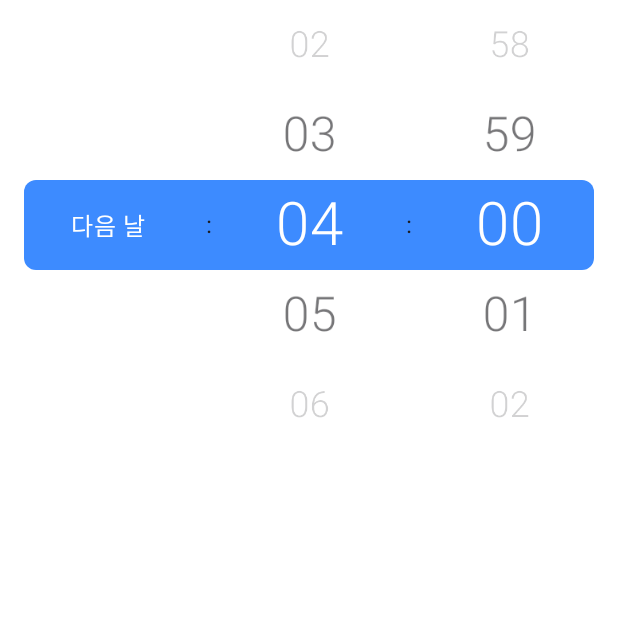
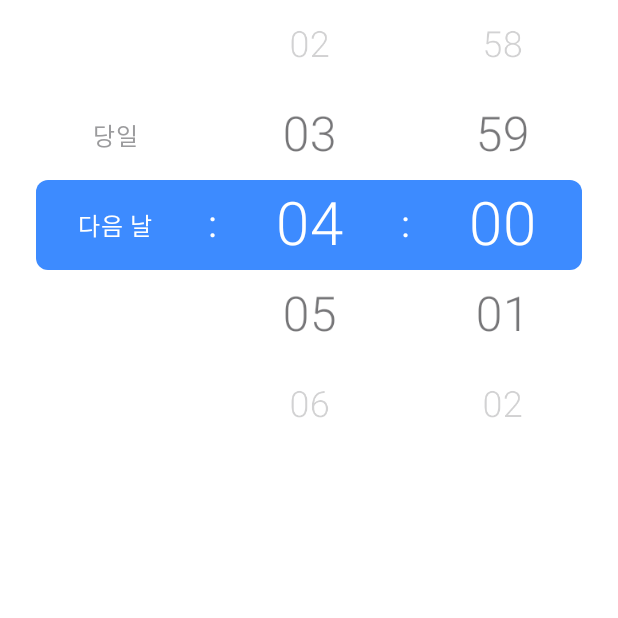
Before and after one commit to snupinel/Dialock-Android, an Android app built with Jetpack Compose: the composable MyTimePicker shown on its own in the app's theme, scrolled down 210 dp, on a phone screen of 412 x 824 dp, the top half of it. Run offline under Robolectric (Android 15) with nearby library versions, the phone set to English and light mode, and no system bars; our stand-ins replace Dagger/Hilt's generated code.

Commit message:
일단 저장 2

```diff
--- a/app/src/main/java/com/example/dailysummary/MainActivity.kt
+++ b/app/src/main/java/com/example/dailysummary/MainActivity.kt
@@ -54,7 +54,6 @@ class MainActivity : ComponentActivity() {
         super.onCreate(savedInstanceState)
         setContent {
             DailySummaryTheme{
-                SideEffect {
                 window?.let {
                     WindowCompat.setDecorFitsSystemWindows(it, false) // ✅ 시스템 UI가 콘텐츠를 덮지 않도록 설정
                     it.decorView.setOnApplyWindowInsetsListener { view, windowInsets ->
@@ -66,19 +65,19 @@ class MainActivity : ComponentActivity() {
                     }
 
                 }
-                }
 
                 //startService(Intent(this, MyService::class.java))
                 // A surface container using the 'background' color from the theme
 
 
-                if(viewModel.isSettingCompleted()){
-                    Log.d("aaaa","completed")
+                val isCompleted = remember { viewModel.isSettingCompleted() }
+
+                if (isCompleted) {
                     MyApp(startDestination = "MainPage")
-                }else{
+                } else {
                     MyApp()
-                    //MyApp(startDestination = "MainPage")
                 }
+
             }
         }
     }
--- a/app/src/main/java/com/example/dailysummary/components/TimeSetting.kt
+++ b/app/src/main/java/com/example/dailysummary/components/TimeSetting.kt
@@ -223,13 +223,13 @@ fun TimePicker(
         Row(modifier = Modifier.fillMaxSize(),
             horizontalArrangement = Arrangement.Center,
             verticalAlignment = Alignment.CenterVertically) {
-            StringScroller(
+            StringScrolled(
                 modifier= Modifier.weight(1f).fillMaxHeight(),
                 strings = strings,
                 selectedIndex = selectedStringIndex,
                 visibleItemsCount= visibleItemsCount,
                 maxHeight=height)
-            Text(text = ":", fontSize = 16.sp, modifier = Modifier.padding(horizontal = 8.dp))
+            Text(text = ":", fontSize = 24.sp, modifier = Modifier.padding(horizontal = 8.dp), color = MaterialTheme.colorScheme.onPrimary)
             NumberScroller(
                 numbers = hours,
                 selectedNumber = selectedHour,
@@ -239,7 +239,7 @@ fun TimePicker(
                 visibleItemsCount=visibleItemsCount,
                 maxHeight=height
             )
-            Text(text = ":", fontSize = 16.sp, modifier = Modifier.padding(horizontal = 8.dp))
+            Text(text = ":", fontSize = 24.sp, modifier = Modifier.padding(horizontal = 8.dp),color = MaterialTheme.colorScheme.onPrimary)
             NumberScroller(
                 numbers = minutes,
                 selectedNumber = selectedMinute,
@@ -455,52 +455,61 @@ fun NumberScroller(
     }
 }
 @Composable
-fun StringScroller(
+fun StringScrolled(
     strings: List<String>,
     selectedIndex: Int,
     modifier: Modifier = Modifier,
     visibleItemsCount:Int,
     maxHeight: Dp
 ) {
-
-    val dummyList= List(visibleItemsCount/2){""}
-
-    val dummyAddedList = dummyList+strings+dummyList
+    val dummyList = List(visibleItemsCount / 2) { "" }
+    val dummyAddedList = dummyList + strings + dummyList
 
     val lazyListState = rememberLazyListState()
     val coroutineScope = rememberCoroutineScope()
 
+    val itemHeight = maxHeight / visibleItemsCount
+    val density = LocalDensity.current
 
-    val itemHeight = maxHeight/visibleItemsCount
-
-    //val visibleItemsCount = 3
-    /*
-    LaunchedEffect(selectedNumber) {
-        coroutineScope.launch {
-            val initialIndex = numbers.size * 50 + selectedNumber
-            lazyListState.scrollToItem(initialIndex)
-        }
-    }*/
-    LaunchedEffect(selectedIndex){
+    LaunchedEffect(selectedIndex) {
         lazyListState.animateScrollToItem(selectedIndex)
     }
 
     LazyColumn(
         state = lazyListState,
-        modifier = modifier
-            .fillMaxHeight() ,
+        modifier = modifier.fillMaxHeight(),
         horizontalAlignment = Alignment.CenterHorizontally,
         userScrollEnabled = false
     ) {
+        itemsIndexed(dummyAddedList) { index, str ->
+            val itemInfo = lazyListState.layoutInfo.visibleItemsInfo
+                .firstOrNull { it.index == index }
 
-        itemsIndexed(dummyAddedList) { index, str ->
+            val centerOffset = (lazyListState.layoutInfo.viewportStartOffset +
+                    lazyListState.layoutInfo.viewportEndOffset) / 2
+            val itemCenter = itemInfo?.let { it.offset + it.size / 2 } ?: 0
+
+            val distance = abs(itemCenter - centerOffset).toFloat()
+            val maxDistance = with(density) { itemHeight.toPx() } * (visibleItemsCount / 2f)
+            val norm = (distance / maxDistance).coerceIn(0f, 1f)
+
+            val color = lerp(
+                MaterialTheme.colorScheme.onPrimary,
+                MaterialTheme.colorScheme.onBackground,
+                norm
+            )
+
             Box(
                 modifier = Modifier
                     .fillMaxWidth()
                     .height(itemHeight),
                 contentAlignment = Alignment.Center
             ) {
-                Text(text = str, fontSize = 16.sp, color = MaterialTheme.colorScheme.onPrimary)
+                Text(
+                    text = str,
+                    fontSize = 16.sp,
+                    color = color
+                )
             }
         }
     }
--- a/app/src/main/java/com/example/dailysummary/pages/TimeSettingPage.kt
+++ b/app/src/main/java/com/example/dailysummary/pages/TimeSettingPage.kt
@@ -67,6 +67,7 @@ fun TimeSettingPage(navController: NavController,viewModel: SettingPageViewModel
             WeekdaySelectorRow(chosenDays){
                 viewModel.clickChosenDay(it)
             }
+            Spacer(modifier = Modifier.height(16.dp))
             MyTimePicker(viewModel)
         }
     }
@@ -201,7 +202,7 @@ fun MyTimePicker(viewModel: SettingPageViewModel){
     TimePicker(
         modifier = Modifier
             .fillMaxWidth()
-            .padding(horizontal = 16.dp),
+            .padding(horizontal = 24.dp),
         height = 300.dp,
         selectedHour = time.hour,
         selectedMinute = time.minute,
```
Lines whose indentation alone changed are shown as unchanged.
